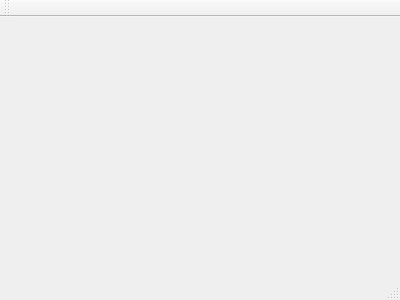
Old version of the form gui/mainwindow.ui in the repository spillow/cerealhack4.
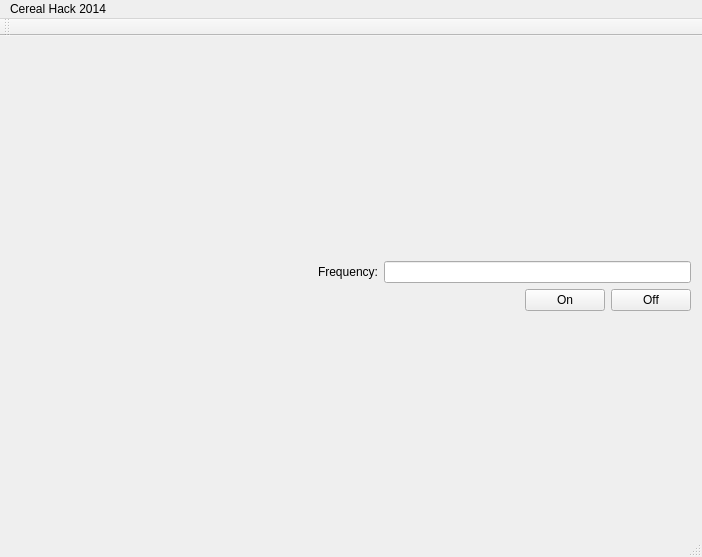
New version of the form.

```diff
--- a/gui/mainwindow.ui
+++ b/gui/mainwindow.ui
@@ -1,24 +1,142 @@
 <ui version="4.0">
  <class>MainWindow</class>
- <widget class="QMainWindow" name="MainWindow" >
-  <property name="geometry" >
+ <widget class="QMainWindow" name="MainWindow">
+  <property name="geometry">
    <rect>
     <x>0</x>
     <y>0</y>
-    <width>400</width>
-    <height>300</height>
+    <width>702</width>
+    <height>557</height>
    </rect>
   </property>
   <property name="windowTitle" >
    <string>MainWindow</string>
   </property>
-  <widget class="QMenuBar" name="menuBar" />
-  <widget class="QToolBar" name="mainToolBar" />
-  <widget class="QWidget" name="centralWidget" />
-  <widget class="QStatusBar" name="statusBar" />
+  <widget class="QWidget" name="centralWidget">
+   <layout class="QGridLayout" name="gridLayout">
+    <item row="0" column="0">
+     <spacer name="verticalSpacer_2">
+      <property name="orientation">
+       <enum>Qt::Vertical</enum>
+      </property>
+      <property name="sizeHint" stdset="0">
+       <size>
+        <width>20</width>
+        <height>192</height>
+       </size>
+      </property>
+     </spacer>
+    </item>
+    <item row="1" column="0">
+     <layout class="QHBoxLayout" name="horizontalLayout_2">
+      <item>
+       <spacer name="horizontalSpacer_2">
+        <property name="orientation">
+         <enum>Qt::Horizontal</enum>
+        </property>
+        <property name="sizeHint" stdset="0">
+         <size>
+          <width>40</width>
+          <height>20</height>
+         </size>
+        </property>
+       </spacer>
+      </item>
+      <item>
+       <widget class="QLabel" name="label">
+        <property name="text">
+         <string>Frequency:</string>
+        </property>
+       </widget>
+      </item>
+      <item>
+       <widget class="QLineEdit" name="line_freq"/>
+      </item>
+     </layout>
+    </item>
+    <item row="2" column="0">
+     <layout class="QHBoxLayout" name="horizontalLayout_3">
+      <item>
+       <spacer name="horizontalSpacer">
+        <property name="orientation">
+         <enum>Qt::Horizontal</enum>
+        </property>
+        <property name="sizeHint" stdset="0">
+         <size>
+          <width>40</width>
+          <height>20</height>
+         </size>
+        </property>
+       </spacer>
+      </item>
+      <item>
+       <layout class="QHBoxLayout" name="horizontalLayout">
+        <item>
+         <widget class="QPushButton" name="button_on">
+          <property name="text">
+           <string>On</string>
+          </property>
+         </widget>
+        </item>
+        <item>
+         <widget class="QPushButton" name="button_off">
+          <property name="text">
+           <string>Off</string>
+          </property>
+         </widget>
+        </item>
+       </layout>
+      </item>
+     </layout>
+    </item>
+    <item row="3" column="0">
+     <spacer name="verticalSpacer">
+      <property name="orientation">
+       <enum>Qt::Vertical</enum>
+      </property>
+      <property name="sizeHint" stdset="0">
+       <size>
+        <width>20</width>
+        <height>192</height>
+       </size>
+      </property>
+     </spacer>
+    </item>
+   </layout>
+  </widget>
+  <widget class="QMenuBar" name="menuBar">
+   <property name="geometry">
+    <rect>
+     <x>0</x>
+     <y>0</y>
+     <width>702</width>
+     <height>22</height>
+    </rect>
+   </property>
+   <widget class="QMenu" name="menuCereal_Hack_2014">
+    <property name="title">
+     <string>Cereal Hack 2014</string>
+    </property>
+    <addaction name="actionQuit"/>
+   </widget>
+   <addaction name="menuCereal_Hack_2014"/>
+  </widget>
+  <widget class="QToolBar" name="mainToolBar">
+   <attribute name="toolBarArea">
+    <enum>TopToolBarArea</enum>
+   </attribute>
+   <attribute name="toolBarBreak">
+    <bool>false</bool>
+   </attribute>
+  </widget>
+  <widget class="QStatusBar" name="statusBar"/>
+  <action name="actionQuit">
+   <property name="text">
+    <string>Quit Cereal Hack 2014</string>
+   </property>
+  </action>
  </widget>
- <layoutDefault spacing="6" margin="11" />
- <pixmapfunction></pixmapfunction>
+ <layoutdefault spacing="6" margin="11"/>
  <resources/>
  <connections/>
 </ui>
```
Left out of the diff: 3 changed lines with no effect on the pictures.
